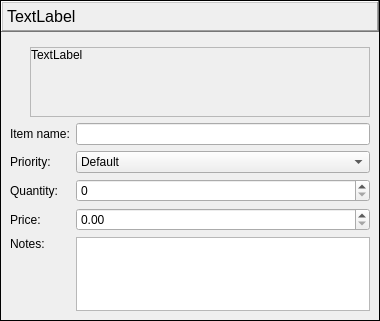
First picture: the form in ui/add_item_dialog.ui, repository TheCodingJsoftware/Invigo, before the edit.
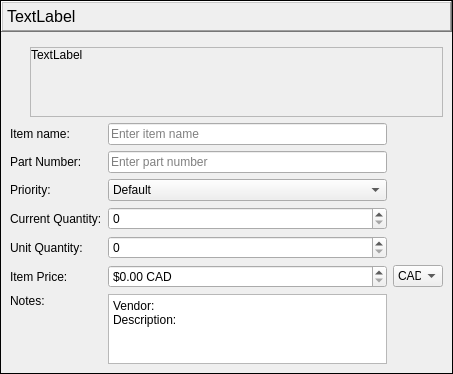
Second picture: the form after the edit.

Diff of the .ui file:
```diff
--- a/ui/add_item_dialog.ui
+++ b/ui/add_item_dialog.ui
@@ -6,8 +6,8 @@
    <rect>
     <x>0</x>
     <y>0</y>
-    <width>380</width>
-    <height>321</height>
+    <width>453</width>
+    <height>373</height>
    </rect>
   </property>
   <property name="windowTitle">
@@ -136,7 +136,7 @@
               <rect>
                <x>0</x>
                <y>0</y>
-               <width>328</width>
+               <width>401</width>
                <height>69</height>
               </rect>
              </property>
@@ -179,28 +179,39 @@
          </layout>
         </item>
         <item>
-         <layout class="QGridLayout" name="gridLayout">
-          <item row="0" column="2">
-           <widget class="QLineEdit" name="lineEdit_name"/>
-          </item>
-          <item row="2" column="0">
-           <widget class="QLabel" name="label_3">
-            <property name="text">
-             <string>Quantity:</string>
-            </property>
-            <property name="alignment">
-             <set>Qt::AlignLeading|Qt::AlignLeft|Qt::AlignVCenter</set>
+         <layout class="QGridLayout" name="gridLayout" columnminimumwidth="0,0,0,0">
+          <item row="1" column="2">
+           <widget class="QLineEdit" name="lineEdit_part_number">
+            <property name="placeholderText">
+             <string>Enter part number</string>
             </property>
            </widget>
           </item>
-          <item row="2" column="2">
-           <widget class="QSpinBox" name="spinBox_quantity">
+          <item row="5" column="2">
+           <widget class="QDoubleSpinBox" name="doubleSpinBox_price">
+            <property name="prefix">
+             <string>$</string>
+            </property>
+            <property name="suffix">
+             <string> CAD</string>
+            </property>
             <property name="maximum">
-             <number>9999999</number>
+             <double>999999999.000000000000000</double>
             </property>
            </widget>
           </item>
-          <item row="4" column="0">
+          <item row="6" column="2">
+           <widget class="QPlainTextEdit" name="plainTextEdit_notes">
+            <property name="plainText">
+             <string>Vendor: 
+Description: </string>
+            </property>
+            <property name="placeholderText">
+             <string>Notes...</string>
+            </property>
+           </widget>
+          </item>
+          <item row="6" column="0">
            <widget class="QLabel" name="label_4">
             <property name="text">
              <string>Notes:</string>
@@ -210,7 +221,27 @@
             </property>
            </widget>
           </item>
-          <item row="1" column="2">
+          <item row="0" column="0">
+           <widget class="QLabel" name="label">
+            <property name="text">
+             <string>Item name:</string>
+            </property>
+            <property name="alignment">
+             <set>Qt::AlignLeading|Qt::AlignLeft|Qt::AlignVCenter</set>
+            </property>
+           </widget>
+          </item>
+          <item row="2" column="0">
+           <widget class="QLabel" name="label_2">
+            <property name="text">
+             <string>Priority:</string>
+            </property>
+            <property name="alignment">
+             <set>Qt::AlignLeading|Qt::AlignLeft|Qt::AlignVCenter</set>
+            </property>
+           </widget>
+          </item>
+          <item row="2" column="2">
            <widget class="QComboBox" name="comboBox_priority">
             <property name="editable">
              <bool>false</bool>
@@ -237,30 +268,10 @@
             </item>
            </widget>
           </item>
-          <item row="1" column="0">
-           <widget class="QLabel" name="label_2">
-            <property name="text">
-             <string>Priority:</string>
-            </property>
-            <property name="alignment">
-             <set>Qt::AlignLeading|Qt::AlignLeft|Qt::AlignVCenter</set>
-            </property>
-           </widget>
-          </item>
-          <item row="0" column="0">
-           <widget class="QLabel" name="label">
-            <property name="text">
-             <string>Item name:</string>
-            </property>
-            <property name="alignment">
-             <set>Qt::AlignLeading|Qt::AlignLeft|Qt::AlignVCenter</set>
-            </property>
-           </widget>
-          </item>
-          <item row="3" column="0">
+          <item row="5" column="0">
            <widget class="QLabel" name="label_5">
             <property name="text">
-             <string>Price:</string>
+             <string>Item Price:</string>
             </property>
             <property name="alignment">
              <set>Qt::AlignLeading|Qt::AlignLeft|Qt::AlignVCenter</set>
@@ -268,14 +279,78 @@
            </widget>
           </item>
           <item row="3" column="2">
-           <widget class="QDoubleSpinBox" name="doubleSpinBox_price">
+           <widget class="QSpinBox" name="spinBox_current_quantity">
             <property name="maximum">
-             <double>999999999.000000000000000</double>
+             <number>9999999</number>
+            </property>
+           </widget>
+          </item>
+          <item row="3" column="0">
+           <widget class="QLabel" name="label_7">
+            <property name="text">
+             <string>Current Quantity:</string>
+            </property>
+           </widget>
+          </item>
+          <item row="4" column="0">
+           <widget class="QLabel" name="label_3">
+            <property name="text">
+             <string>Unit Quantity:</string>
+            </property>
+            <property name="alignment">
+             <set>Qt::AlignLeading|Qt::AlignLeft|Qt::AlignVCenter</set>
             </property>
            </widget>
           </item>
           <item row="4" column="2">
-           <widget class="QPlainTextEdit" name="plainTextEdit_notes"/>
+           <widget class="QSpinBox" name="spinBox_unit_quantity">
+            <property name="maximum">
+             <number>9999999</number>
+            </property>
+           </widget>
+          </item>
+          <item row="1" column="0">
+           <widget class="QLabel" name="label_6">
+            <property name="text">
+             <string>Part Number:</string>
+            </property>
+           </widget>
+          </item>
+          <item row="0" column="2">
+           <widget class="QLineEdit" name="lineEdit_name">
+            <property name="placeholderText">
+             <string>Enter item name</string>
+            </property>
+           </widget>
+          </item>
+          <item row="5" column="3">
+           <widget class="QComboBox" name="comboBox_exchange_price">
+            <property name="sizePolicy">
+             <sizepolicy hsizetype="Fixed" vsizetype="Fixed">
+              <horstretch>0</horstretch>
+              <verstretch>0</verstretch>
+             </sizepolicy>
+            </property>
+            <property name="maximumSize">
+             <size>
+              <width>50</width>
+              <height>16777215</height>
+             </size>
+            </property>
+            <property name="currentText">
+             <string>CAD</string>
+            </property>
+            <item>
+             <property name="text">
+              <string>CAD</string>
+             </property>
+            </item>
+            <item>
+             <property name="text">
+              <string>USD</string>
+             </property>
+            </item>
+           </widget>
           </item>
          </layout>
         </item>
```
